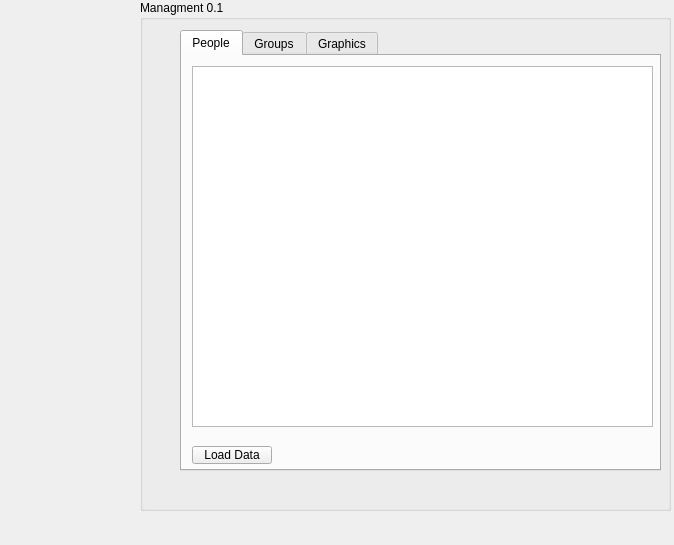
Old version of the form mainapplication.ui in the repository Sarpowski/DataBaseCourseWork.
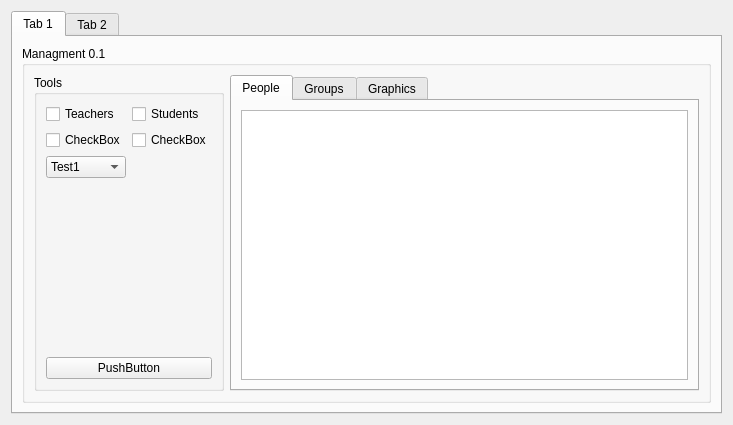
New version of the form. The open tabs and pages were chosen to show the change.

Commit message: added DataBase Model Singelton , and UI stuff

```diff
--- a/mainapplication.ui
+++ b/mainapplication.ui
@@ -6,64 +6,158 @@
    <rect>
     <x>0</x>
     <y>0</y>
-    <width>674</width>
-    <height>545</height>
+    <width>733</width>
+    <height>425</height>
    </rect>
   </property>
   <property name="windowTitle">
    <string>Form</string>
   </property>
+  <layout class="QGridLayout" name="gridLayout_5">
+   <item row="0" column="0">
+    <widget class="QTabWidget" name="MA_tabWidget_Main">
+     <property name="currentIndex">
+      <number>0</number>
+     </property>
+     <widget class="QWidget" name="tab_4">
+      <attribute name="title">
+       <string>Tab 1</string>
+      </attribute>
+      <layout class="QHBoxLayout" name="horizontalLayout_4">
+       <item>
   <widget class="QGroupBox" name="MainAppGroupBox">
-   <property name="geometry">
-    <rect>
-     <x>140</x>
-     <y>0</y>
-     <width>531</width>
-     <height>511</height>
-    </rect>
-   </property>
    <property name="title">
     <string>Managment 0.1</string>
    </property>
+         <layout class="QGridLayout" name="gridLayout">
+          <item row="0" column="0">
+           <widget class="QGroupBox" name="MainAppToolBox">
+            <property name="title">
+             <string>Tools</string>
+            </property>
+            <layout class="QVBoxLayout" name="verticalLayout_4">
+             <item>
+              <layout class="QVBoxLayout" name="verticalLayout_3">
+               <item>
+                <layout class="QGridLayout" name="gridLayout_6">
+                 <item row="0" column="0">
+                  <widget class="QCheckBox" name="MA_checkBox_2">
+                   <property name="text">
+                    <string>Teachers</string>
+                   </property>
+                  </widget>
+                 </item>
+                 <item row="1" column="0">
+                  <widget class="QCheckBox" name="MA_checkBox_3">
+                   <property name="text">
+                    <string>CheckBox</string>
+                   </property>
+                  </widget>
+                 </item>
+                 <item row="2" column="0">
+                  <widget class="QComboBox" name="MA_comboBox">
+                   <item>
+                    <property name="text">
+                     <string>Test1</string>
+                    </property>
+                   </item>
+                   <item>
+                    <property name="text">
+                     <string>Test2</string>
+                    </property>
+                   </item>
+                   <item>
+                    <property name="text">
+                     <string>Test3</string>
+                    </property>
+                   </item>
+                   <item>
+                    <property name="text">
+                     <string>Test4</string>
+                    </property>
+                   </item>
+                  </widget>
+                 </item>
+                 <item row="0" column="1">
+                  <widget class="QCheckBox" name="MA_checkBox">
+                   <property name="text">
+                    <string>Students</string>
+                   </property>
+                  </widget>
+                 </item>
+                 <item row="1" column="1">
+                  <widget class="QCheckBox" name="MA_checkBox_4">
+                   <property name="text">
+                    <string>CheckBox</string>
+                   </property>
+                  </widget>
+                 </item>
+                </layout>
+               </item>
+               <item>
+                <spacer name="verticalSpacer">
+                 <property name="orientation">
+                  <enum>Qt::Orientation::Vertical</enum>
+                 </property>
+                 <property name="sizeHint" stdset="0">
+                  <size>
+                   <width>20</width>
+                   <height>40</height>
+                  </size>
+                 </property>
+                </spacer>
+               </item>
+               <item>
+                <widget class="QPushButton" name="MA_pushButton">
+                 <property name="text">
+                  <string>PushButton</string>
+                 </property>
+                </widget>
+               </item>
+              </layout>
+             </item>
+            </layout>
+           </widget>
+          </item>
+          <item row="0" column="1">
    <widget class="QTabWidget" name="tabWidget">
-    <property name="geometry">
-     <rect>
-      <x>40</x>
-      <y>30</y>
-      <width>481</width>
-      <height>441</height>
-     </rect>
+            <property name="sizePolicy">
+             <sizepolicy hsizetype="Expanding" vsizetype="Expanding">
+              <horstretch>0</horstretch>
+              <verstretch>2</verstretch>
+             </sizepolicy>
+            </property>
+            <property name="sizeIncrement">
+             <size>
+              <width>0</width>
+              <height>0</height>
+             </size>
     </property>
     <property name="currentIndex">
      <number>1</number>
     </property>
     <widget class="QWidget" name="tab">
+             <property name="sizePolicy">
+              <sizepolicy hsizetype="Expanding" vsizetype="Expanding">
+               <horstretch>0</horstretch>
+               <verstretch>0</verstretch>
+              </sizepolicy>
+             </property>
      <attribute name="title">
       <string>People</string>
      </attribute>
+             <layout class="QGridLayout" name="gridLayout_4">
+              <item row="0" column="0">
      <widget class="QTableView" name="MainAppTableView">
-      <property name="geometry">
-       <rect>
-        <x>10</x>
-        <y>10</y>
-        <width>461</width>
-        <height>361</height>
-       </rect>
-      </property>
-     </widget>
-     <widget class="QPushButton" name="pushButtonLoadTable">
-      <property name="geometry">
-       <rect>
-        <x>10</x>
-        <y>390</y>
-        <width>80</width>
-        <height>18</height>
-       </rect>
-      </property>
-      <property name="text">
-       <string>Load Data</string>
-      </property>
-     </widget>
+                <property name="sizePolicy">
+                 <sizepolicy hsizetype="Expanding" vsizetype="Expanding">
+                  <horstretch>0</horstretch>
+                  <verstretch>0</verstretch>
+                 </sizepolicy>
+                </property>
+               </widget>
+              </item>
+             </layout>
     </widget>
     <widget class="QWidget" name="tab_2">
      <attribute name="title">
@@ -76,7 +170,20 @@
      </attribute>
     </widget>
    </widget>
-  </widget>
+          </item>
+         </layout>
+        </widget>
+       </item>
+      </layout>
+     </widget>
+     <widget class="QWidget" name="tab_5">
+      <attribute name="title">
+       <string>Tab 2</string>
+      </attribute>
+     </widget>
+    </widget>
+   </item>
+  </layout>
  </widget>
  <resources/>
  <connections/>
```
Left out of the diff: 2 changed lines with no effect on the pictures. Lines whose indentation alone changed are shown as unchanged. The commit also changes 44 other files.
